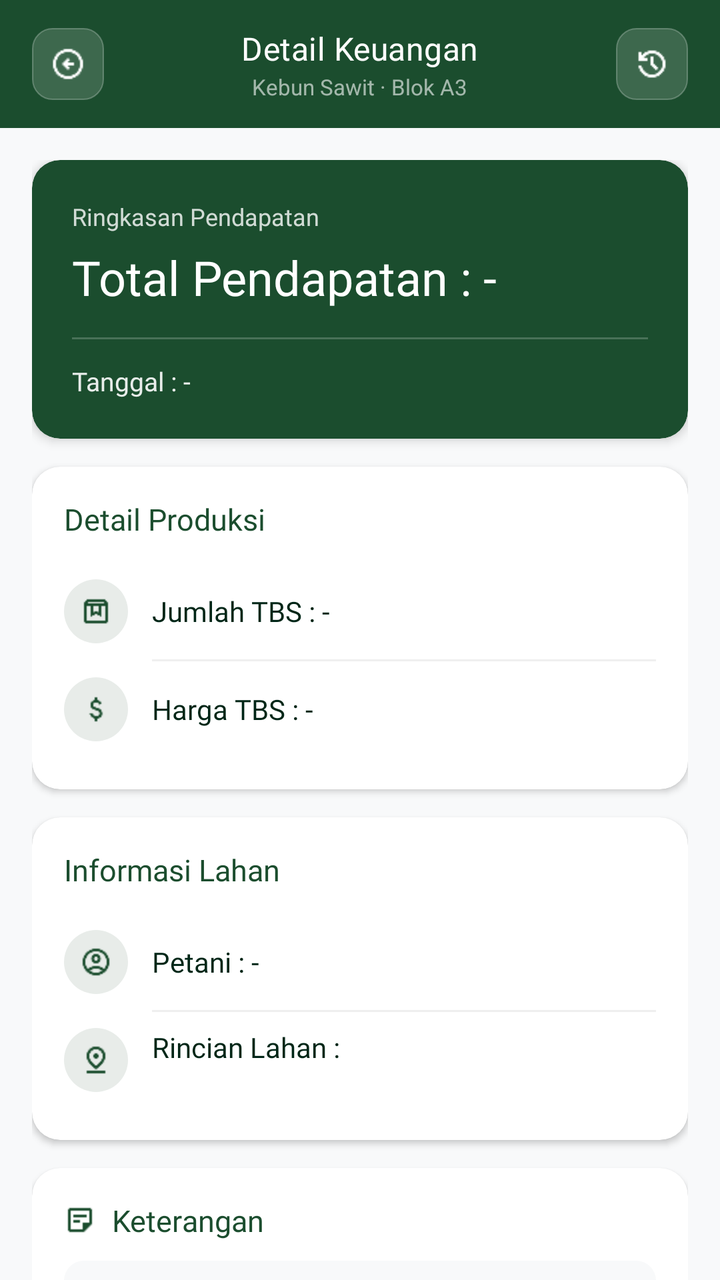
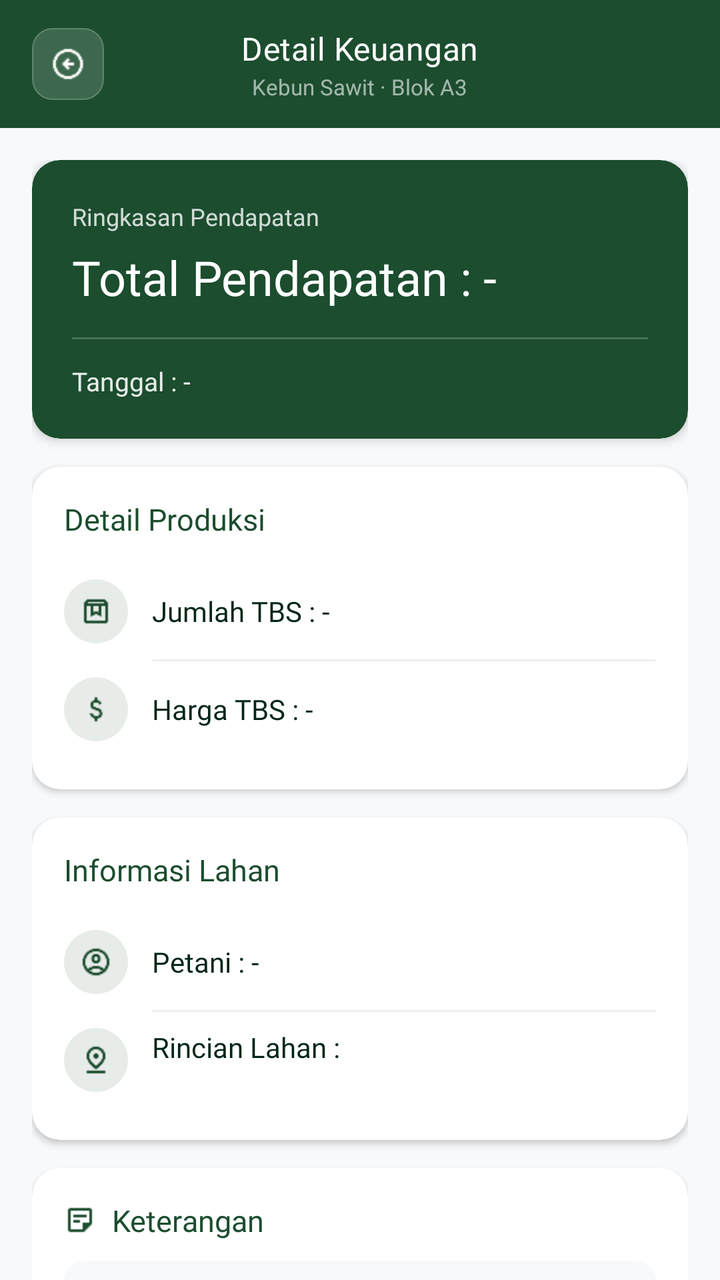

Screens rendered from an Android XML layout before and after an edit, with the pre-edit source and the edit as a unified diff.
<!-- AndroidManifest.xml: application theme Theme.Notasawit -->
<!-- res/layout/activity_riwayat_pemasukan.xml -->
<?xml version="1.0" encoding="utf-8"?>
<androidx.constraintlayout.widget.ConstraintLayout xmlns:android="http://schemas.android.com/apk/res/android"
    xmlns:app="http://schemas.android.com/apk/res-auto"
    xmlns:tools="http://schemas.android.com/tools"
    android:id="@+id/main"
    android:layout_width="match_parent"
    android:layout_height="match_parent"
    android:background="#F8F9FA"
    tools:context=".DetailRiwayatKeuangan.RiwayatPemasukanActivity">

    
    <LinearLayout
        android:id="@+id/toolbar"
        android:layout_width="match_parent"
        android:layout_height="wrap_content"
        android:orientation="vertical"
        app:layout_constraintTop_toTopOf="parent">

        
        <LinearLayout
            android:layout_width="match_parent"
            android:layout_height="64dp"
            android:orientation="horizontal"
            android:gravity="center_vertical"
            android:paddingStart="16dp"
            android:paddingEnd="16dp"
            android:background="@drawable/bg_toolbar_gradient">

            
            <LinearLayout
                android:id="@+id/btnBack"
                android:layout_width="36dp"
                android:layout_height="36dp"
                android:gravity="center"
                android:background="@drawable/bg_toolbar_btn"
                android:clickable="true"
                android:focusable="true">

                <ImageView
                    android:layout_width="18dp"
                    android:layout_height="18dp"
                    android:src="@drawable/ic_arrow_left"
                    app:tint="#FFFFFF"
                    android:contentDescription="Kembali" />
            </LinearLayout>

            
            <LinearLayout
                android:layout_width="0dp"
                android:layout_height="wrap_content"
                android:layout_weight="1"
                android:orientation="vertical"
                android:gravity="center_horizontal"
                android:layout_marginStart="12dp"
                android:layout_marginEnd="12dp">

                <TextView
                    android:layout_width="wrap_content"
                    android:layout_height="wrap_content"
                    android:text="Detail Keuangan"
                    android:textColor="#FFFFFF"
                    android:textSize="16sp"
                    android:fontFamily="@font/poppins_bold"
                    android:letterSpacing="0.01" />

                <TextView
                    android:layout_width="wrap_content"
                    android:layout_height="wrap_content"
                    android:text="Kebun Sawit · Blok A3"
                    android:textColor="#99FFFFFF"
                    android:textSize="11sp"
                    android:layout_marginTop="1dp" />
            </LinearLayout>

            
            <LinearLayout
                android:id="@+id/btnRiwayat"
                android:layout_width="36dp"
                android:layout_height="36dp"
                android:gravity="center"
                android:background="@drawable/bg_toolbar_btn"
                android:clickable="true"
                android:focusable="true">

                <ImageView
                    android:layout_width="18dp"
                    android:layout_height="18dp"
                    android:src="@drawable/ic_history"
                    app:tint="#FFFFFF"
                    android:contentDescription="Riwayat" />
            </LinearLayout>

        </LinearLayout>

    </LinearLayout>

    

    <ScrollView
        android:layout_width="match_parent"
        android:layout_height="0dp"
        android:paddingStart="16dp"
        android:paddingEnd="16dp"
        android:paddingTop="16dp"
        android:paddingBottom="28dp"
        android:clipToPadding="false"
        android:scrollbars="none"
        app:layout_constraintTop_toBottomOf="@id/toolbar"
        app:layout_constraintBottom_toBottomOf="parent">

        <LinearLayout
            android:layout_width="match_parent"
            android:layout_height="wrap_content"
            android:orientation="vertical">

            


            
            <androidx.cardview.widget.CardView
                android:layout_width="match_parent"
                android:layout_height="wrap_content"
                android:layout_marginBottom="14dp"
                app:cardCornerRadius="14dp"
                app:cardElevation="3dp">

                <LinearLayout
                    android:layout_width="match_parent"
                    android:layout_height="wrap_content"
                    android:orientation="vertical"
                    android:padding="20dp"
                    android:background="@drawable/bg_card_gradient_green">

                    <TextView
                        android:layout_width="wrap_content"
                        android:layout_height="wrap_content"
                        android:text="Ringkasan Pendapatan"
                        android:textColor="#CCFFFFFF"
                        android:textSize="12sp"
                        android:fontFamily="@font/poppins_medium" />

                    <TextView
                        android:id="@+id/tvTotalPendapatan"
                        android:layout_width="match_parent"
                        android:layout_height="wrap_content"
                        android:layout_marginTop="6dp"
                        android:text="Total Pendapatan : -"
                        android:textColor="#FFFFFF"
                        android:textSize="24sp"
                        android:fontFamily="@font/poppins_bold" />

                    <View
                        android:layout_width="match_parent"
                        android:layout_height="1dp"
                        android:layout_marginTop="14dp"
                        android:layout_marginBottom="12dp"
                        android:background="#33FFFFFF" />

                    <TextView
                        android:id="@+id/tvTanggal"
                        android:layout_width="match_parent"
                        android:layout_height="wrap_content"
                        android:text="Tanggal : -"
                        android:textColor="#E6FFFFFF"
                        android:textSize="13sp"
                        android:fontFamily="@font/poppins_medium" />

                </LinearLayout>

            </androidx.cardview.widget.CardView>

            
            <androidx.cardview.widget.CardView
                android:layout_width="match_parent"
                android:layout_height="wrap_content"
                android:layout_marginBottom="14dp"
                app:cardCornerRadius="14dp"
                android:backgroundTint="@color/white"
                app:cardElevation="2dp">

                <LinearLayout
                    android:layout_width="match_parent"
                    android:layout_height="wrap_content"
                    android:orientation="vertical"
                    android:padding="16dp">

                    <TextView
                        android:layout_width="wrap_content"
                        android:layout_height="wrap_content"
                        android:text="Detail Produksi"
                        android:textColor="#1B4D2E"
                        android:textSize="15sp"
                        android:fontFamily="@font/poppins_semibold"
                        android:layout_marginBottom="12dp" />

                    
                    <LinearLayout
                        android:layout_width="match_parent"
                        android:layout_height="wrap_content"
                        android:orientation="horizontal"
                        android:gravity="center_vertical"
                        android:paddingTop="8dp"
                        android:paddingBottom="8dp">

                        <FrameLayout
                            android:layout_width="32dp"
                            android:layout_height="32dp"
                            android:background="@drawable/bg_icon_chip">

                            <ImageView
                                android:layout_width="16dp"
                                android:layout_height="16dp"
                                android:layout_gravity="center"
                                android:src="@drawable/ic_box"
                                app:tint="#1B4D2E"
                                android:contentDescription="@null" />
                        </FrameLayout>

                        <TextView
                            android:id="@+id/tvJumlahTbs"
                            android:layout_width="0dp"
                            android:layout_height="wrap_content"
                            android:layout_weight="1"
                            android:layout_marginStart="12dp"
                            android:text="Jumlah TBS : -"
                            android:textColor="#002617"
                            android:textSize="14sp"
                            android:fontFamily="@font/poppins_medium" />
                    </LinearLayout>

                    <View
                        android:layout_width="match_parent"
                        android:layout_height="1dp"
                        android:layout_marginStart="44dp"
                        android:background="#EFEFEF" />

                    
                    <LinearLayout
                        android:layout_width="match_parent"
                        android:layout_height="wrap_content"
                        android:orientation="horizontal"
                        android:gravity="center_vertical"
                        android:paddingTop="8dp"
                        android:paddingBottom="8dp">

                        <FrameLayout
                            android:layout_width="32dp"
                            android:layout_height="32dp"
                            android:background="@drawable/bg_icon_chip">

                            <ImageView
                                android:layout_width="16dp"
                                android:layout_height="16dp"
                                android:layout_gravity="center"
                                android:src="@drawable/ic_money"
                                app:tint="#1B4D2E"
                                android:contentDescription="@null" />
                        </FrameLayout>

                        <TextView
                            android:id="@+id/tvHargaTbs"
                            android:layout_width="0dp"
                            android:layout_height="wrap_content"
                            android:layout_weight="1"
                            android:layout_marginStart="12dp"
                            android:text="Harga TBS : -"
                            android:textColor="#002617"
                            android:textSize="14sp"
                            android:fontFamily="@font/poppins_medium" />
                    </LinearLayout>

                </LinearLayout>

            </androidx.cardview.widget.CardView>

            
            <androidx.cardview.widget.CardView
                android:layout_width="match_parent"
                android:layout_height="wrap_content"
                android:layout_marginBottom="14dp"
                app:cardCornerRadius="14dp"
                android:backgroundTint="@color/white"
                app:cardElevation="2dp">

                <LinearLayout
                    android:layout_width="match_parent"
                    android:layout_height="wrap_content"
                    android:orientation="vertical"
                    android:padding="16dp">

                    <TextView
                        android:layout_width="wrap_content"
                        android:layout_height="wrap_content"
                        android:text="Informasi Lahan"
                        android:textColor="#1B4D2E"
                        android:textSize="15sp"
                        android:fontFamily="@font/poppins_semibold"
                        android:layout_marginBottom="12dp" />

                    
                    <LinearLayout
                        android:layout_width="match_parent"
                        android:layout_height="wrap_content"
                        android:orientation="horizontal"
                        android:gravity="center_vertical"
                        android:paddingTop="8dp"
                        android:paddingBottom="8dp">

                        <FrameLayout
                            android:layout_width="32dp"
                            android:layout_height="32dp"
                            android:background="@drawable/bg_icon_chip">

                            <ImageView
                                android:layout_width="16dp"
                                android:layout_height="16dp"
                                android:layout_gravity="center"
                                android:src="@drawable/ic_profile"
                                app:tint="#1B4D2E"
                                android:contentDescription="@null" />
                        </FrameLayout>

                        <TextView
                            android:id="@+id/tvPetani"
                            android:layout_width="0dp"
                            android:layout_height="wrap_content"
                            android:layout_weight="1"
                            android:layout_marginStart="12dp"
                            android:text="Petani : -"
                            android:textColor="#002617"
                            android:textSize="14sp"
                            android:fontFamily="@font/poppins_medium" />
                    </LinearLayout>

                    <View
                        android:layout_width="match_parent"
                        android:layout_height="1dp"
                        android:layout_marginStart="44dp"
                        android:background="#EFEFEF" />

                    
                    <LinearLayout
                        android:layout_width="match_parent"
                        android:layout_height="wrap_content"
                        android:orientation="horizontal"
                        android:gravity="top"
                        android:paddingTop="8dp"
                        android:paddingBottom="8dp">

                        <FrameLayout
                            android:layout_width="32dp"
                            android:layout_height="32dp"
                            android:background="@drawable/bg_icon_chip">

                            <ImageView
                                android:layout_width="16dp"
                                android:layout_height="16dp"
                                android:layout_gravity="center"
                                android:src="@drawable/ic_map_pin"
                                app:tint="#1B4D2E"
                                android:contentDescription="@null" />
                        </FrameLayout>

                        <TextView
                            android:id="@+id/tvLahan"
                            android:layout_width="0dp"
                            android:layout_height="wrap_content"
                            android:layout_weight="1"
                            android:layout_marginStart="12dp"
                            android:text="Rincian Lahan :"
                            android:textColor="#002617"
                            android:textSize="14sp"
                            android:lineSpacingExtra="3dp"
                            android:fontFamily="@font/poppins_medium" />
                    </LinearLayout>

                </LinearLayout>

            </androidx.cardview.widget.CardView>

            
            <androidx.cardview.widget.CardView
                android:layout_width="match_parent"
                android:layout_height="wrap_content"
                app:cardCornerRadius="14dp"
                android:backgroundTint="@color/white"
                app:cardElevation="2dp">

                <LinearLayout
                    android:layout_width="match_parent"
                    android:layout_height="wrap_content"
                    android:orientation="vertical"
                    android:padding="16dp">

                    <LinearLayout
                        android:layout_width="wrap_content"
                        android:layout_height="wrap_content"
                        android:orientation="horizontal"
                        android:gravity="center_vertical"
                        android:layout_marginBottom="10dp">

                        <ImageView
                            android:layout_width="16dp"
                            android:layout_height="16dp"
                            android:src="@drawable/ic_note"
                            app:tint="#1B4D2E"
                            android:contentDescription="@null" />

                        <TextView
                            android:layout_width="wrap_content"
                            android:layout_height="wrap_content"
                            android:layout_marginStart="8dp"
                            android:text="Keterangan"
                            android:textColor="#1B4D2E"
                            android:textSize="15sp"
                            android:fontFamily="@font/poppins_semibold" />
                    </LinearLayout>

                    <TextView
                        android:id="@+id/tvKeterangan"
                        android:layout_width="match_parent"
                        android:layout_height="wrap_content"
                        android:padding="12dp"
                        android:background="@drawable/bg_keterangan_box"
                        android:text="Keterangan : -"
                        android:textColor="#666666"
                        android:textSize="13sp"
                        android:lineSpacingExtra="3dp"
                        android:fontFamily="@font/poppins_medium" />

                </LinearLayout>

            </androidx.cardview.widget.CardView>
            <FrameLayout
                android:layout_width="match_parent"
                android:layout_height="wrap_content"
                android:layout_marginTop="14dp"
                android:layout_marginBottom="20dp">

                <androidx.cardview.widget.CardView
                    android:layout_width="match_parent"
                    android:layout_height="220dp"
                    app:cardCornerRadius="14dp"
                    app:cardElevation="3dp"
                    app:cardBackgroundColor="#F8F9FA">

                    <ImageView
                        android:id="@+id/imgBuktiProduksi"
                        android:layout_width="match_parent"
                        android:layout_height="match_parent"
                        android:scaleType="centerCrop"
                        android:src="@drawable/ic_camera"
                        android:contentDescription="Foto Bukti Produksi" />

                </androidx.cardview.widget.CardView>

                <TextView
                    android:id="@+id/tvStatus"
                    android:layout_width="wrap_content"
                    android:layout_height="wrap_content"
                    android:layout_gravity="top|end"
                    android:layout_margin="12dp"
                    android:background="@drawable/bg_badge_status"
                    android:paddingStart="14dp"
                    android:paddingEnd="14dp"
                    android:paddingTop="6dp"
                    android:paddingBottom="6dp"
                    android:text="Status : -"
                    android:textColor="#FFFFFF"
                    android:textSize="12sp"
                    android:fontFamily="@font/poppins_semibold" />

            </FrameLayout>

        </LinearLayout>

    </ScrollView>

</androidx.constraintlayout.widget.ConstraintLayout>
<!-- resources referenced by this layout -->
<resources>
  <color name="white">#FFFFFFFF</color>
  <!-- drawable bg_badge_status (drawable) -->
  <shape xmlns:android="http://schemas.android.com/apk/res/android" android:shape="rectangle">
      <solid android:color="#1B4D2E" />
      <corners android:radius="20dp" />
  </shape>
  <!-- drawable bg_card_gradient_green (drawable) -->
  <shape xmlns:android="http://schemas.android.com/apk/res/android" android:shape="rectangle">
      <gradient
          android:angle="135"
          android:startColor="#1B4D2E"
          android:endColor="#1B4D2E"
          android:type="linear" />
      <corners android:radius="14dp" />
  </shape>
  <!-- drawable bg_icon_chip (drawable) -->
  <shape xmlns:android="http://schemas.android.com/apk/res/android" android:shape="oval">
      <solid android:color="#E8ECE9" />
  </shape>
  <!-- drawable bg_keterangan_box (drawable) -->
  <shape xmlns:android="http://schemas.android.com/apk/res/android" android:shape="rectangle">
      <solid android:color="#F8F9FA" />
      <corners android:radius="10dp" />
  </shape>
  <!-- drawable bg_toolbar_btn (drawable) -->
  <?xml version="1.0" encoding="utf-8"?>
  <selector xmlns:android="http://schemas.android.com/apk/res/android">
  
      
      <item android:state_pressed="true">
          <shape android:shape="rectangle">
              <solid android:color="#40FFFFFF" />
              <stroke android:width="0.5dp" android:color="#60FFFFFF" />
              <corners android:radius="10dp" />
          </shape>
      </item>
  
      
      <item>
          <shape android:shape="rectangle">
              <solid android:color="#26FFFFFF" />
              <stroke android:width="0.5dp" android:color="#40FFFFFF" />
              <corners android:radius="10dp" />
          </shape>
      </item>
  
  </selector>
  <!-- drawable bg_toolbar_gradient (drawable) -->
  <?xml version="1.0" encoding="utf-8"?>
  <shape xmlns:android="http://schemas.android.com/apk/res/android">
      <solid android:color="#1B4D2E" />
  </shape>
  <!-- drawable ic_arrow_left: png bitmap (drawable, 666 bytes) -->
  <!-- drawable ic_box: png bitmap (drawable, 330 bytes) -->
  <!-- drawable ic_camera (drawable) -->
  <vector xmlns:android="http://schemas.android.com/apk/res/android" android:height="24dp" android:tint="@color/agri_green_dark" android:viewportHeight="24" android:viewportWidth="24" android:width="24dp">
        
      <path android:fillColor="@color/agri_green_dark" android:pathData="M12,12m-3.2,0a3.2,3.2 0,1 1,6.4 0a3.2,3.2 0,1 1,-6.4 0"/>
        
      <path android:fillColor="@color/agri_green_dark" android:pathData="M9,2L7.17,4L4,4c-1.1,0 -2,0.9 -2,2v12c0,1.1 0.9,2 2,2h16c1.1,0 2,-0.9 2,-2L22,6c0,-1.1 -0.9,-2 -2,-2h-3.17L15,2L9,2zM12,17c-2.76,0 -5,-2.24 -5,-5s2.24,-5 5,-5 5,2.24 5,5 -2.24,5 -5,5z"/>
      
  </vector>
  <!-- drawable ic_history: png bitmap (drawable, 552 bytes) -->
  <!-- drawable ic_map_pin: png bitmap (drawable, 497 bytes) -->
  <!-- drawable ic_money: png bitmap (drawable, 469 bytes) -->
  <!-- drawable ic_note: png bitmap (drawable, 261 bytes) -->
  <!-- drawable ic_profile: png bitmap (drawable, 700 bytes) -->
  <style name="Theme.Notasawit" parent="Base.Theme.Notasawit" />
  <color name="agri_green_dark">@color/primary</color>
  <style name="Base.Theme.Notasawit" parent="Theme.Material3.Light.NoActionBar">
          
          <item name="colorPrimary">@color/primary</item>
          <item name="colorSecondary">@color/secondary</item>
          <item name="colorTertiary">@color/tertiary</item>
          <item name="android:statusBarColor">@color/white</item>
          <item name="android:windowLightStatusBar">true</item>
          
          <item name="elevationOverlayEnabled">false</item>
          <item name="colorSurface">@color/white</item>
          
          <item name="colorControlNormal">@color/tertiary</item>
          <item name="colorControlActivated">@color/primary</item>
      </style>
  <color name="primary">#1B4D2E</color>
  <color name="secondary">#D4AF37</color>
  <color name="tertiary">#002617</color>
</resources>

<!-- the commit's change to res/layout/activity_riwayat_pemasukan.xml (unified diff, before → after) -->
@@ -73,22 +73,9 @@
             </LinearLayout>
 
             
-            <LinearLayout
-                android:id="@+id/btnRiwayat"
+            <View
                 android:layout_width="36dp"
-                android:layout_height="36dp"
-                android:gravity="center"
-                android:background="@drawable/bg_toolbar_btn"
-                android:clickable="true"
-                android:focusable="true">
-
-                <ImageView
-                    android:layout_width="18dp"
-                    android:layout_height="18dp"
-                    android:src="@drawable/ic_history"
-                    app:tint="#FFFFFF"
-                    android:contentDescription="Riwayat" />
-            </LinearLayout>
+                android:layout_height="36dp" />
 
         </LinearLayout>
 
<!-- resource entries referenced after the edit -->
@@ -62,7 +62,6 @@
       <path android:fillColor="@color/agri_green_dark" android:pathData="M9,2L7.17,4L4,4c-1.1,0 -2,0.9 -2,2v12c0,1.1 0.9,2 2,2h16c1.1,0 2,-0.9 2,-2L22,6c0,-1.1 -0.9,-2 -2,-2h-3.17L15,2L9,2zM12,17c-2.76,0 -5,-2.24 -5,-5s2.24,-5 5,-5 5,2.24 5,5 -2.24,5 -5,5z"/>
       
   </vector>
-  <!-- drawable ic_history: png bitmap (drawable, 552 bytes) -->
   <!-- drawable ic_map_pin: png bitmap (drawable, 497 bytes) -->
   <!-- drawable ic_money: png bitmap (drawable, 469 bytes) -->
   <!-- drawable ic_note: png bitmap (drawable, 261 bytes) -->
